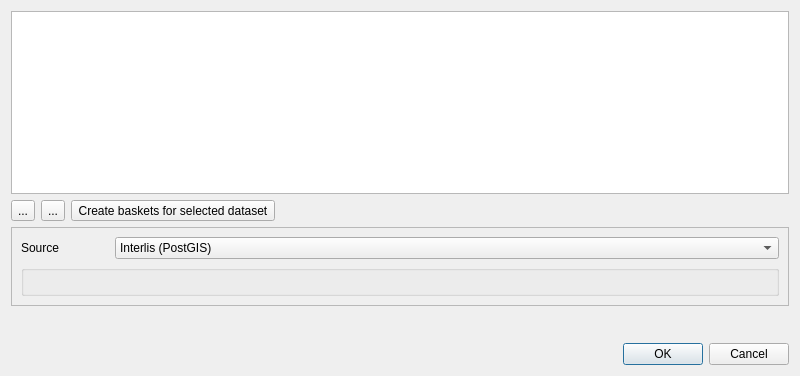
The window that QgisModelBaker/ui/dataset_manager.ui (opengisch/QgisModelBaker) describes before a commit, drawn with Qt 5.
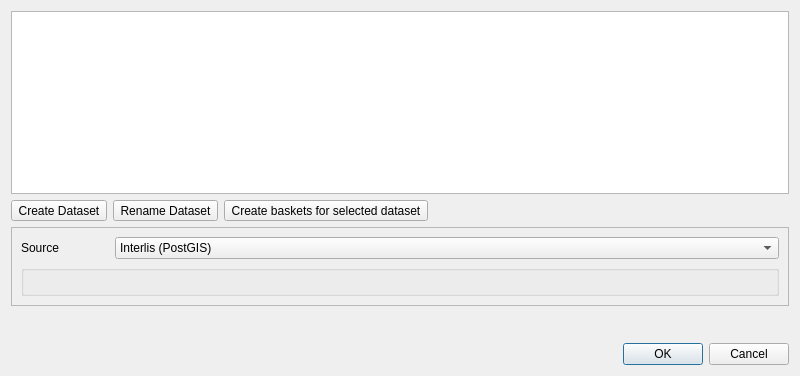
The same window after the commit. Icons and pictures are not drawn.

Commit message: use qgis theme icons and for dataset manager use absolute path to fix broken image on Windows OS

Patch:
```diff
--- a/QgisModelBaker/ui/dataset_manager.ui
+++ b/QgisModelBaker/ui/dataset_manager.ui
@@ -44,22 +44,14 @@
        <item row="0" column="0">
         <widget class="QToolButton" name="add_button">
          <property name="text">
-          <string>...</string>
-         </property>
-         <property name="icon">
-          <iconset>
-           <normaloff>../images/symbologyAdd.svg</normaloff>../images/symbologyAdd.svg</iconset>
+          <string>Create Dataset</string>
          </property>
         </widget>
        </item>
        <item row="0" column="1">
         <widget class="QToolButton" name="edit_button">
          <property name="text">
-          <string>...</string>
-         </property>
-         <property name="icon">
-          <iconset>
-           <normaloff>../images/symbologyEdit.svg</normaloff>../images/symbologyEdit.svg</iconset>
+          <string>Rename Dataset</string>
          </property>
         </widget>
        </item>
```
The commit also changes 8 other files.
